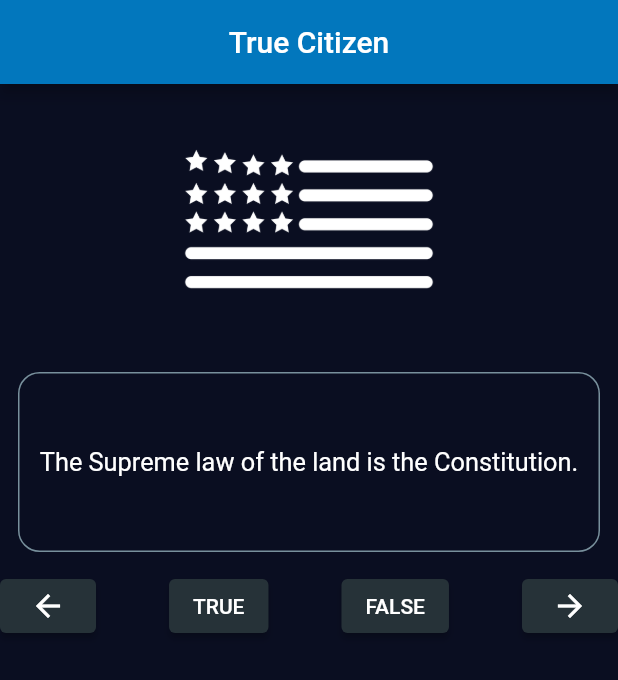
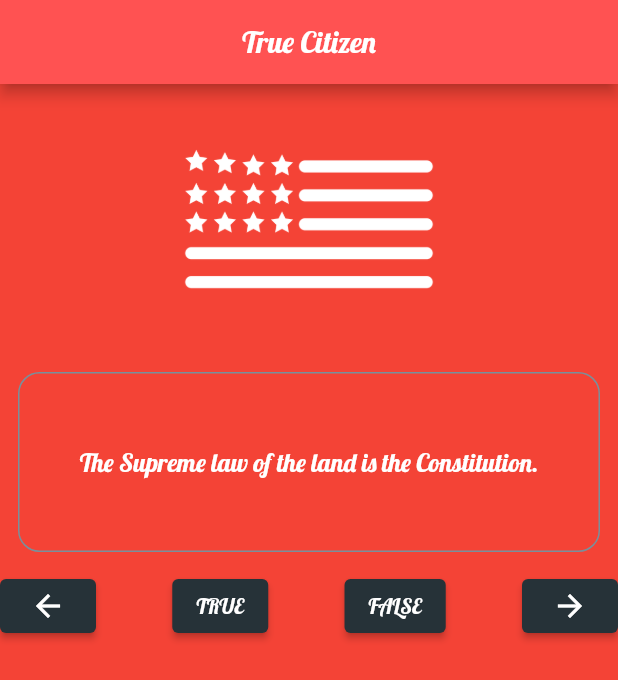
Before and after one commit to mrmezan06/Flutter-Complete-Course, a Flutter app: the screen it shows after launch, after a tap on "TRUE", on a phone screen of 412 x 824 dp. Shown: the top 680 px of the screen. Run offline on Flutter 3.47's test engine with Material 2 defaults, Android fonts, the phone set to English and light mode, and no system bars.

Commit message:
Theming complete with custom font and local and global apply

```diff
--- a/theme_flutter/lib/main.dart
+++ b/theme_flutter/lib/main.dart
@@ -2,28 +2,81 @@ import 'package:flutter/material.dart';
 
 import 'model/question.dart';
 
+final ThemeData _appTheme = _buildAppTheme();
+
+ThemeData _buildAppTheme() {
+
+  final ThemeData base =  ThemeData.dark();
+
+  return base.copyWith(
+    brightness: Brightness.light,
+    colorScheme: ColorScheme.fromSwatch().copyWith(secondary: Colors.amber),
+    primaryColor: Colors.green,
+    scaffoldBackgroundColor: Colors.red,
+    backgroundColor: Colors.amber,
+    appBarTheme:const AppBarTheme(
+      backgroundColor: Colors.redAccent,//Color(0xff071953)
+      //foregroundColor: Colors.greenAccent
+    ),
+    textTheme: _appTextTheme(base.textTheme) /*const TextTheme(
+      bodyText1: TextStyle(
+        fontSize: 16.9,
+        color: Colors.white,
+      )
+    )*/
+
+  );
+
+}
+
+TextTheme _appTextTheme(TextTheme base){
+  return base.copyWith(
+    headline1: base.headline1?.copyWith(
+      fontWeight: FontWeight.w500,
+    ),
+    subtitle1: base.subtitle1?.copyWith(
+      fontSize: 18.0
+    ),
+    caption: base.caption?.copyWith(
+      fontWeight: FontWeight.w400,
+      fontSize: 14.0
+    ),
+    button: base.button?.copyWith(
+      letterSpacing: 1.2,
+      //fontSize: 23.9,
+      //fontFamily: "Lobster",
+    ),
+    bodyText2: base.bodyText2?.copyWith(
+      fontSize: 16.9,
+      //fontFamily: "Lobster",
+      color: Colors.white,
+    )
+  ).apply(fontFamily: "Lobster");
+}
+
 void main() {
   runApp(MaterialApp(
-    theme: ThemeData.dark().copyWith(
+    theme: _appTheme,
+    /*theme: ThemeData.dark().copyWith(
       appBarTheme:AppBarTheme(
         backgroundColor: Colors.lightBlue[800],//Color(0xff071953)
         //foregroundColor: Colors.greenAccent
       ),
       scaffoldBackgroundColor: Color(0xff0a0e21),
       textTheme: TextTheme(
-        /*
+        *//*
         headline1: TextStyle(
           fontSize: 24,
           fontWeight: FontWeight.bold,
           color: Colors.greenAccent,
         ),
-        */
+        *//*
         bodyText2: TextStyle(
           fontSize: 16.9,
           //color: Colors.greenAccent,
         ),
       )
-    ),
+    ),*/
     home: Quiz(),
     debugShowCheckedModeBanner: false,
   ));
```
Also changed, not shown: theme_flutter/pubspec.yaml (+4 -4 lines), theme_flutter/fonts/Lobster-Regular.ttf (added), 1 other file.
